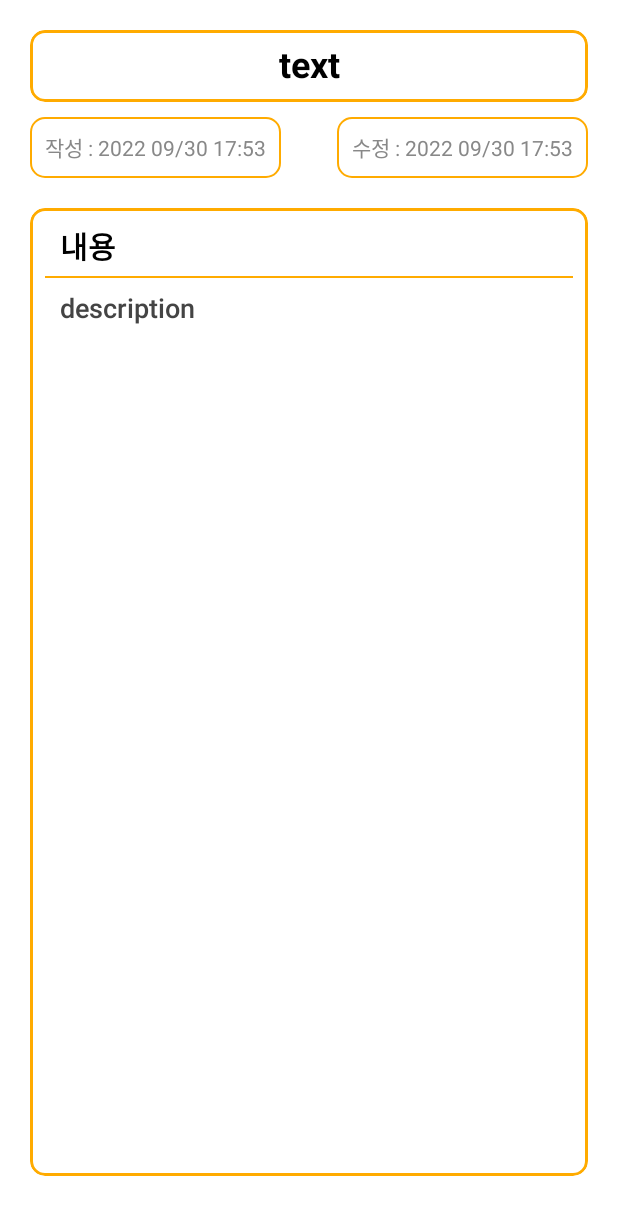
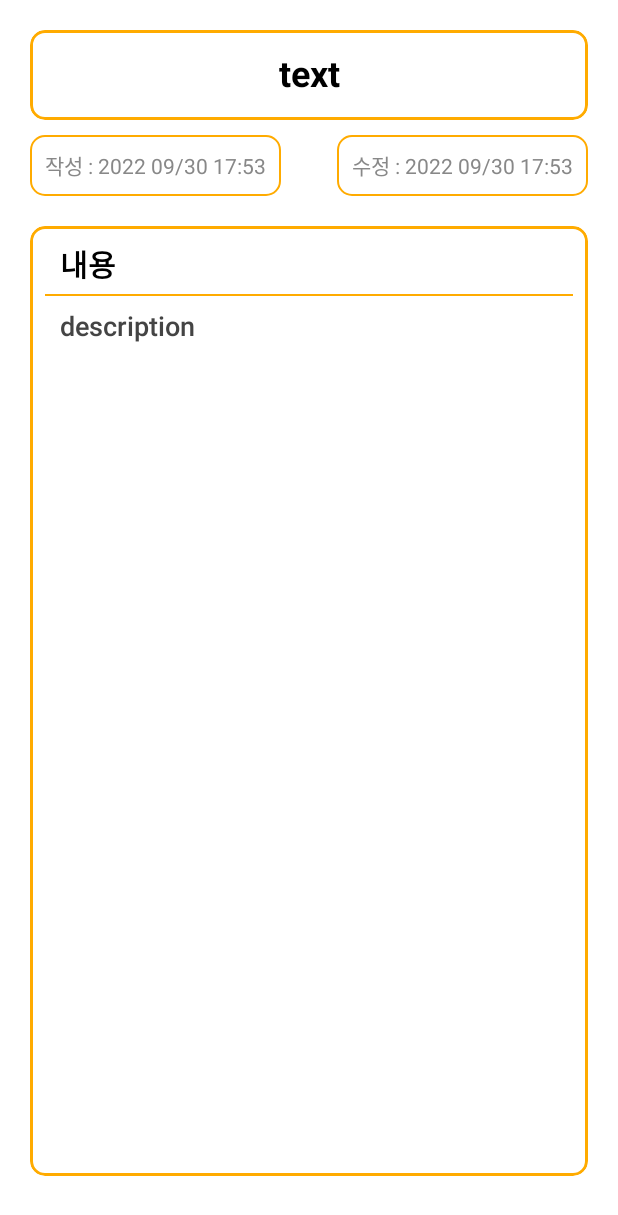
Before and after one commit to narvis2/ComposeTodoApp, an Android app built with Jetpack Compose: the @Preview function NoteDetailContentViewPreview, on a phone screen of 412 x 824 dp. Shown: the top 1215 px of the screen. Run offline under Robolectric (Android 15) with nearby library versions, the phone set to English and light mode, and no system bars.

Commit message:
노트 상세 InputText 추가
## 🍎 NoteDetailScreen InputText 추가
### 🚩 1. NoteDetailScreen `Note Title` 영역 InputText 로 교체
- 포커스 작업 미완성
- 빈값일 경우 Error 표시 작업 미완성

### 🚩 2. NoteDetailScreen `Note Description` 영역 InputText 로 교체
- 아직 작업 미완료

```diff
--- a/app/src/main/java/com/example/composetodoapp/presentation/components/NoteDetailComponents.kt
+++ b/app/src/main/java/com/example/composetodoapp/presentation/components/NoteDetailComponents.kt
@@ -5,9 +5,8 @@ import androidx.compose.foundation.background
 import androidx.compose.foundation.border
 import androidx.compose.foundation.layout.*
 import androidx.compose.foundation.shape.RoundedCornerShape
-import androidx.compose.material.Divider
-import androidx.compose.material.Surface
-import androidx.compose.material.Text
+import androidx.compose.foundation.text.KeyboardOptions
+import androidx.compose.material.*
 import androidx.compose.runtime.Composable
 import androidx.compose.ui.Alignment
 import androidx.compose.ui.Modifier
@@ -17,6 +16,7 @@ import androidx.compose.ui.res.colorResource
 import androidx.compose.ui.res.stringResource
 import androidx.compose.ui.text.TextStyle
 import androidx.compose.ui.text.font.FontWeight
+import androidx.compose.ui.text.input.KeyboardType
 import androidx.compose.ui.text.style.TextAlign
 import androidx.compose.ui.tooling.preview.Preview
 import androidx.compose.ui.unit.dp
@@ -29,12 +29,15 @@ fun NoteDetailContentView(
     title: String,
     description: String,
     insertDate: String,
+    onChangeTitle: (String) -> Unit,
+    onChangeDescription: (String) -> Unit
 ) {
     Column(
         modifier = modifier
             .fillMaxHeight()
             .fillMaxWidth()
-            .padding(horizontal = 20.dp), horizontalAlignment = Alignment.CenterHorizontally
+            .padding(horizontal = 20.dp),
+        horizontalAlignment = Alignment.CenterHorizontally
     ) {
         Surface(
             modifier = modifier
@@ -45,16 +48,10 @@ fun NoteDetailContentView(
                     )
                 )
                 .fillMaxWidth(),
-            color = Color.White,
-            border = BorderStroke(2.dp, colorResource(id = R.color.orange)),
-            shape = RoundedCornerShape(10.dp),
         ) {
-            Text(
-                modifier = modifier.padding(10.dp),
-                text = title,
-                style = TextStyle(Color.Black, fontSize = 24.sp, fontWeight = FontWeight.Bold),
-                textAlign = TextAlign.Center
-            )
+            EditTitleInput(title = title) {
+                onChangeTitle(it)
+            }
         }
 
         Row(
@@ -94,13 +91,13 @@ fun NoteDetailContentView(
                     BorderStroke(2.dp, colorResource(id = R.color.orange)),
                     shape = RoundedCornerShape(10.dp)
                 )
-                .background(color = Color.White)
-            ,
-            contentAlignment = Alignment.TopStart
+                .background(color = Color.White), contentAlignment = Alignment.TopStart
         ) {
-            Column(modifier = modifier
-                .fillMaxSize()
-                .padding(10.dp)) {
+            Column(
+                modifier = modifier
+                    .fillMaxSize()
+                    .padding(10.dp)
+            ) {
                 Text(
                     text = "내용",
                     style = TextStyle(Color.Black, fontWeight = FontWeight.Bold, fontSize = 20.sp),
@@ -108,21 +105,55 @@ fun NoteDetailContentView(
                 )
                 Divider(color = colorResource(id = R.color.orange))
                 Text(
-                    text = description,
-                    style = TextStyle(Color.DarkGray, fontWeight = FontWeight.Medium, fontSize = 18.sp),
-                    modifier = modifier.padding(10.dp, top = 10.dp)
+                    text = description, style = TextStyle(
+                        Color.DarkGray, fontWeight = FontWeight.Medium, fontSize = 18.sp
+                    ), modifier = modifier.padding(10.dp, top = 10.dp)
                 )
             }
         }
     }
 }
 
+@Composable
+fun EditTitleInput(
+    modifier: Modifier = Modifier, title: String, onModifyText: (String) -> Unit
+) {
+    TextField(modifier = modifier
+        .fillMaxWidth()
+        .border(
+            BorderStroke(
+                width = 2.dp, color = colorResource(R.color.orange)
+            ), shape = RoundedCornerShape(10.dp)
+        ),
+        textStyle = TextStyle(
+            Color.Black,
+            fontSize = 24.sp,
+            fontWeight = FontWeight.Bold,
+            textAlign = TextAlign.Center
+        ),
+        singleLine = true,
+        colors = TextFieldDefaults.textFieldColors(
+            backgroundColor = Color.Transparent,
+            focusedIndicatorColor = Color.Transparent,
+            unfocusedIndicatorColor = Color.Transparent
+        ),
+        placeholder = {
+            Text(text = title)
+        },
+        value = title,
+        keyboardOptions = KeyboardOptions(keyboardType = KeyboardType.Text),
+        onValueChange = {
+            onModifyText(it)
+        },
+    )
+}
+
 @Preview
 @Composable
 fun NoteDetailContentViewPreview() {
-    NoteDetailContentView(
-        title = "text",
+    NoteDetailContentView(title = "text",
         description = "description",
-        insertDate = "2022 09/30 17:53"
-    )
+        insertDate = "2022 09/30 17:53",
+        onChangeTitle = {},
+        onChangeDescription = {})
 }
--- a/app/src/main/res/values/colors.xml
+++ b/app/src/main/res/values/colors.xml
@@ -8,4 +8,5 @@
     <color name="black">#FF000000</color>
     <color name="white">#FFFFFFFF</color>
     <color name="orange">#FFAB00</color>
+    <color name="red">#FFFF0000</color>
 </resources>
```
Also changed, not shown: app/src/main/java/com/example/composetodoapp/presentation/screen/NoteDetailScreen.kt (+19 -4 lines).
